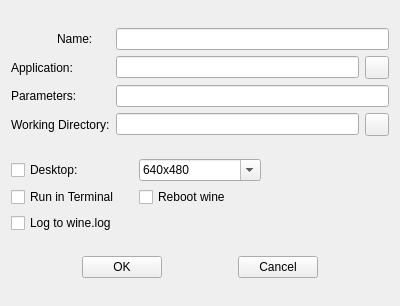
Qt form ProgramDialog.ui (dswd/Swine) before a commit.
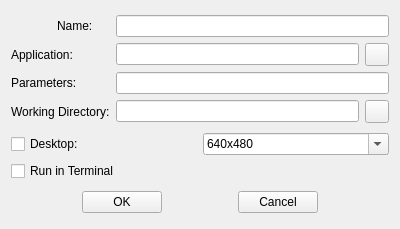
The same form after that commit. Icons and pictures are not drawn.

Commit message: Simplified run dialog and removed some options

What changed in the file:
```diff
--- a/ProgramDialog.ui
+++ b/ProgramDialog.ui
@@ -7,7 +7,7 @@
     <x>0</x>
     <y>0</y>
     <width>400</width>
-    <height>306</height>
+    <height>229</height>
    </rect>
   </property>
   <property name="minimumSize">
@@ -204,26 +204,6 @@
        </item>
       </layout>
      </item>
-     <item row="1" column="1" colspan="2">
-      <widget class="QCheckBox" name="winebootCheckBox">
-       <property name="enabled">
-        <bool>true</bool>
-       </property>
-       <property name="text">
-        <string>Reboot wine</string>
-       </property>
-       <property name="checked">
-        <bool>false</bool>
-       </property>
-      </widget>
-     </item>
-     <item row="2" column="0">
-      <widget class="QCheckBox" name="logfileCheckBox">
-       <property name="text">
-        <string>Log to wine.log</string>
-       </property>
-      </widget>
-     </item>
     </layout>
    </item>
    <item>
```
The commit also changes 7 other files.
